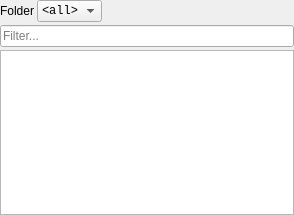
The window that ui/windows/fileBrowser/forms/fileSelector.ui (david-cattermole/qt-learning) describes before a commit, drawn with Qt 5.
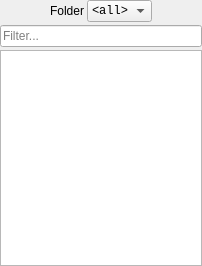
The same window after the commit.

Commit message: Changed UI sizes and orders (for user 'tab' presses). Removed 'type' filter combo box from file browser 'version selector'. Numerious UI changes to Asset Browser - overall shift of space used - tabs of asset details has been reorganised. Merged 'project / sequence / shot' combo boxes into a single widget for easier re-use.

```diff
--- a/ui/windows/fileBrowser/forms/fileSelector.ui
+++ b/ui/windows/fileBrowser/forms/fileSelector.ui
@@ -6,10 +6,16 @@
    <rect>
     <x>0</x>
     <y>0</y>
-    <width>294</width>
-    <height>215</height>
+    <width>202</width>
+    <height>266</height>
    </rect>
   </property>
+  <property name="maximumSize">
+   <size>
+    <width>202</width>
+    <height>16777215</height>
+   </size>
+  </property>
   <property name="windowTitle">
    <string>Form</string>
   </property>
@@ -33,6 +39,19 @@
        <property name="spacing">
         <number>3</number>
        </property>
+       <item>
+        <spacer name="horizontalSpacer_2">
+         <property name="orientation">
+          <enum>Qt::Horizontal</enum>
+         </property>
+         <property name="sizeHint" stdset="0">
+          <size>
+           <width>20</width>
+           <height>20</height>
+          </size>
+         </property>
+        </spacer>
+       </item>
        <item>
         <widget class="QLabel" name="folderLabel">
          <property name="text">
@@ -61,7 +80,7 @@
          </property>
          <property name="sizeHint" stdset="0">
           <size>
-           <width>40</width>
+           <width>20</width>
            <height>20</height>
           </size>
          </property>
@@ -90,6 +109,12 @@
          <verstretch>0</verstretch>
         </sizepolicy>
        </property>
+       <property name="minimumSize">
+        <size>
+         <width>150</width>
+         <height>0</height>
+        </size>
+       </property>
        <attribute name="headerVisible">
         <bool>false</bool>
        </attribute>
```
Left out of the diff: 2 changed lines with no effect on the pictures. The commit also changes 20 other files.
